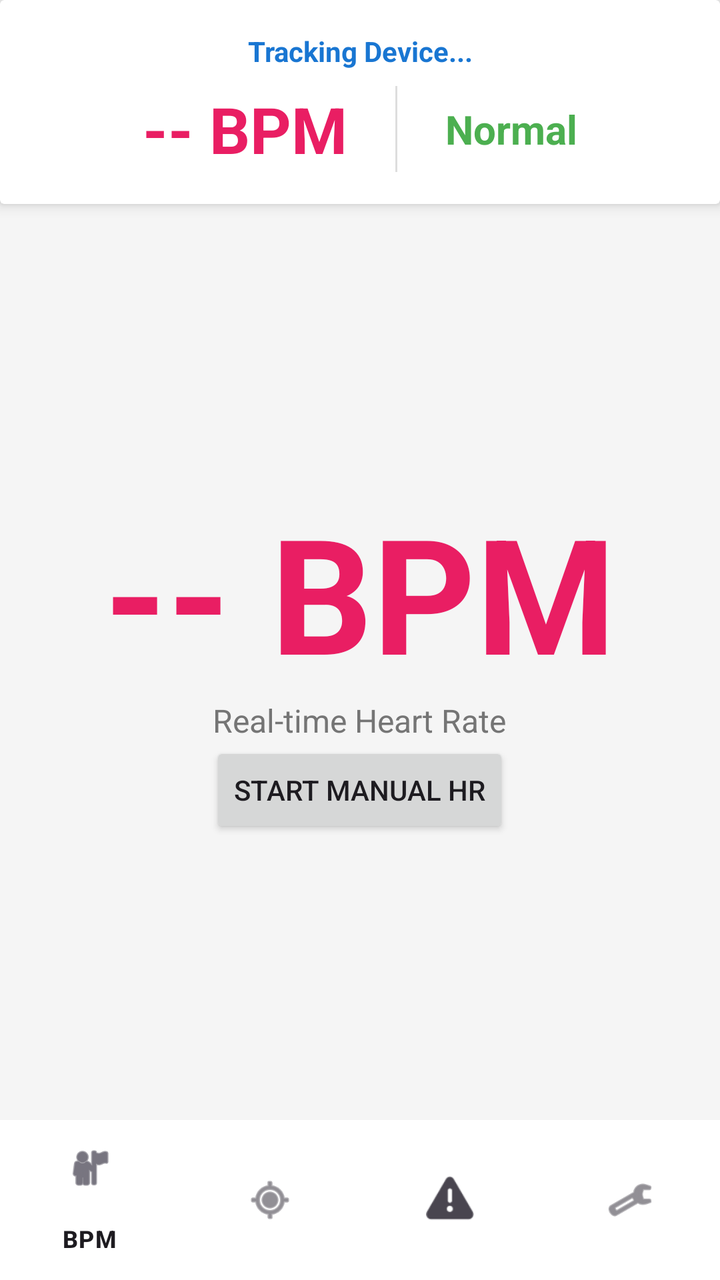
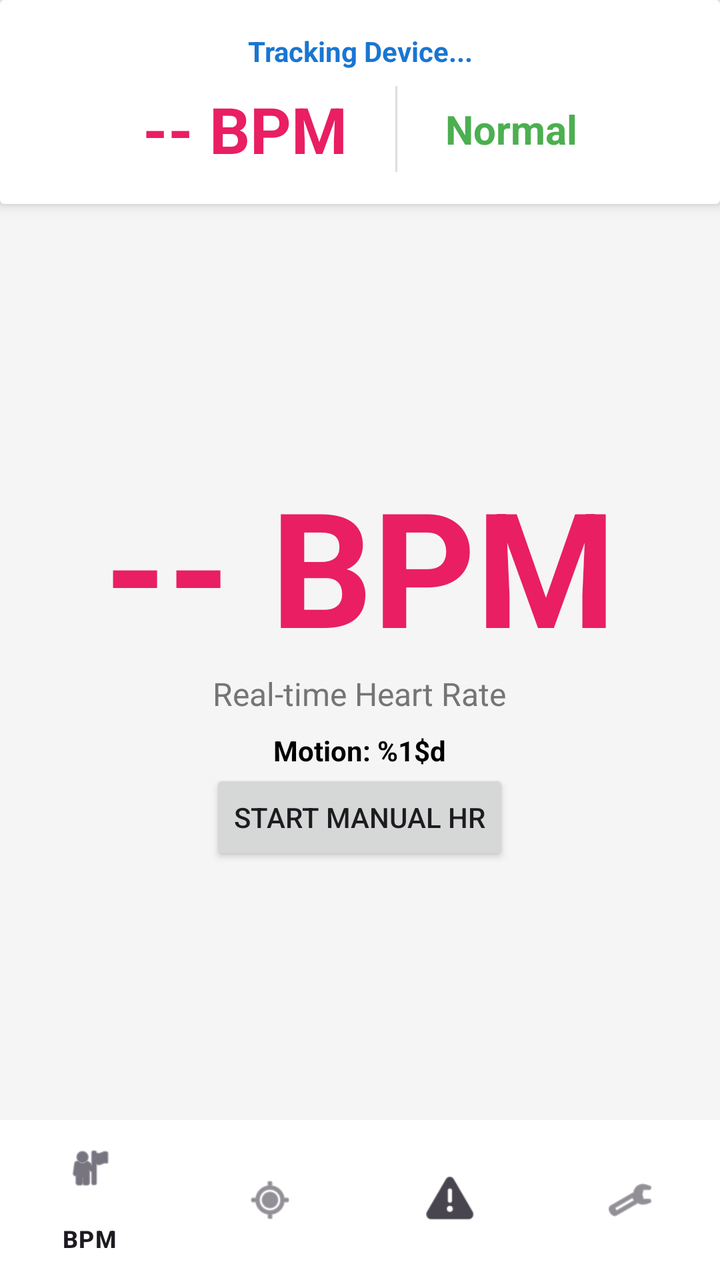

An Android layout rendered at two revisions. The XML below is the earlier revision; the diff shows what the commit changed to produce the second picture.
<!-- AndroidManifest.xml: application theme Theme.SmartCare -->
<!-- res/layout/activity_dashboard.xml -->
<?xml version="1.0" encoding="utf-8"?>
<androidx.constraintlayout.widget.ConstraintLayout xmlns:android="http://schemas.android.com/apk/res/android"
    xmlns:app="http://schemas.android.com/apk/res-auto"
    xmlns:tools="http://schemas.android.com/tools"
    android:layout_width="match_parent"
    android:layout_height="match_parent"
    android:background="#F5F5F5">

    
    <androidx.cardview.widget.CardView
        android:id="@+id/topBar"
        android:layout_width="match_parent"
        android:layout_height="wrap_content"
        app:cardElevation="4dp"
        app:layout_constraintTop_toTopOf="parent">
        
        <LinearLayout
            android:layout_width="match_parent"
            android:layout_height="wrap_content"
            android:orientation="vertical"
            android:padding="16dp">
            
            <TextView
                android:id="@+id/txtStatusHeader"
                android:layout_width="match_parent"
                android:layout_height="wrap_content"
                android:text="@string/tracking_device"
                android:textStyle="bold"
                android:textColor="#1976D2"
                android:gravity="center"
                android:layout_marginBottom="8dp"/>

            <LinearLayout
                android:layout_width="match_parent"
                android:layout_height="wrap_content"
                android:orientation="horizontal"
                android:gravity="center">
                
                <TextView
                    android:id="@+id/hrText"
                    android:layout_width="wrap_content"
                    android:layout_height="wrap_content"
                    android:text="@string/no_bpm"
                    android:textSize="32sp"
                    android:textStyle="bold"
                    android:textColor="#E91E63"
                    android:gravity="center" />

                <View
                    android:layout_width="1dp"
                    android:layout_height="match_parent"
                    android:background="#DDDDDD"
                    android:layout_marginHorizontal="24dp" />

                <TextView
                    android:id="@+id/fallStatusSmall"
                    android:layout_width="wrap_content"
                    android:layout_height="wrap_content"
                    android:text="@string/status_normal_short"
                    android:textSize="20sp"
                    android:textStyle="bold"
                    android:textColor="#4CAF50" />
            </LinearLayout>
        </LinearLayout>
    </androidx.cardview.widget.CardView>

    <FrameLayout
        android:id="@+id/contentFrame"
        android:layout_width="match_parent"
        android:layout_height="0dp"
        app:layout_constraintBottom_toTopOf="@+id/bottomNavigation"
        app:layout_constraintTop_toBottomOf="@id/topBar">

        
        <LinearLayout
            android:id="@+id/tabBpm"
            android:layout_width="match_parent"
            android:layout_height="match_parent"
            android:gravity="center"
            android:orientation="vertical"
            android:visibility="visible">
            <TextView
                android:id="@+id/hrTextLarge"
                android:layout_width="wrap_content"
                android:layout_height="wrap_content"
                android:text="@string/no_bpm"
                android:textSize="80sp"
                android:textStyle="bold"
                android:textColor="#E91E63" />
            <TextView
                android:layout_width="wrap_content"
                android:layout_height="wrap_content"
                android:text="@string/real_time_hr"
                android:textSize="16sp"
                android:textColor="#757575"/>
            <Button
                android:id="@+id/btnTestHr"
                android:layout_width="wrap_content"
                android:layout_height="wrap_content"
                android:text="Start Manual HR" />
        </LinearLayout>

        
        <androidx.fragment.app.FragmentContainerView
            android:id="@+id/mapFragmentContainer"
            android:name="com.google.android.gms.maps.SupportMapFragment"
            android:layout_width="match_parent"
            android:layout_height="match_parent"
            android:visibility="gone" />

        
        <LinearLayout
            android:id="@+id/tabFall"
            android:layout_width="match_parent"
            android:layout_height="match_parent"
            android:gravity="center"
            android:orientation="vertical"
            android:background="@drawable/rounded_alert_bg"
            android:visibility="gone">
            <ImageView
                android:id="@+id/imgFall"
                android:layout_width="80dp"
                android:layout_height="80dp"
                android:src="@android:drawable/ic_dialog_alert"
                app:tint="#FFFFFF"
                android:contentDescription="@string/desc_fall_icon" />
            <TextView
                android:id="@+id/fallStatus"
                android:layout_width="wrap_content"
                android:layout_height="wrap_content"
                android:layout_marginTop="16dp"
                android:text="@string/fall_detected"
                android:textColor="#FFFFFF"
                android:textSize="24sp"
                android:textStyle="bold" />
        </LinearLayout>

        
        <LinearLayout
            android:id="@+id/tabControls"
            android:layout_width="match_parent"
            android:layout_height="match_parent"
            android:orientation="vertical"
            android:padding="24dp"
            android:background="#FFFFFF"
            android:visibility="gone"
            tools:ignore="UselessParent">
            <TextView
                android:layout_width="wrap_content"
                android:layout_height="wrap_content"
                android:text="@string/watch_messaging"
                android:textStyle="bold"
                android:layout_marginBottom="16dp"/>
            <EditText
                android:id="@+id/editNotification"
                android:layout_width="match_parent"
                android:layout_height="wrap_content"
                android:hint="@string/hint_type_message"
                android:autofillHints="none"
                android:inputType="textShortMessage"/>
            <Button
                android:id="@+id/btnSendNotification"
                android:layout_width="match_parent"
                android:layout_height="wrap_content"
                android:text="@string/btn_send_to_watch"/>
            <View
                android:layout_width="match_parent"
                android:layout_height="1dp"
                android:background="#DDDDDD"
                android:layout_marginVertical="24dp"/>
            <TextView
                android:layout_width="wrap_content"
                android:layout_height="wrap_content"
                android:text="@string/label_set_alarm"
                android:textStyle="bold"/>
            <TimePicker
                android:id="@+id/alarmTimePicker"
                android:layout_width="wrap_content"
                android:layout_height="wrap_content"
                android:timePickerMode="spinner"
                android:layout_gravity="center_horizontal"/>
            <Button
                android:id="@+id/btnSetAlarm"
                android:layout_width="match_parent"
                android:layout_height="wrap_content"
                android:text="@string/btn_set_alarm"/>
        </LinearLayout>
    </FrameLayout>

    <com.google.android.material.bottomnavigation.BottomNavigationView
        android:id="@+id/bottomNavigation"
        android:layout_width="match_parent"
        android:layout_height="wrap_content"
        android:background="#FFFFFF"
        app:layout_constraintBottom_toBottomOf="parent"
        app:menu="@menu/dashboard_menu" />

</androidx.constraintlayout.widget.ConstraintLayout>
<!-- resources referenced by this layout -->
<resources>
  <!-- drawable rounded_alert_bg (drawable) -->
  <?xml version="1.0" encoding="utf-8"?>
  <shape xmlns:android="http://schemas.android.com/apk/res/android">
      <solid android:color="#F44336" />
      <corners android:radius="12dp" />
  </shape>
  <string name="btn_send_to_watch">Send To Watch</string>
  <string name="btn_set_alarm">Set Alarm</string>
  <string name="desc_fall_icon">Fall Alert Icon</string>
  <string name="fall_detected">⚠️ FALL DETECTED!</string>
  <string name="hint_type_message">Type message...</string>
  <string name="label_set_alarm">Set Alarm</string>
  <string name="no_bpm">-- BPM</string>
  <string name="real_time_hr">Real-time Heart Rate</string>
  <string name="status_normal_short">Normal</string>
  <string name="tracking_device">Tracking Device...</string>
  <string name="watch_messaging">Watch Messaging</string>
  <style name="Theme.SmartCare" parent="Base.Theme.SmartCare" />
  <style name="Base.Theme.SmartCare" parent="Theme.Material3.DayNight.NoActionBar">
          
          
      </style>
</resources>

<!-- the commit's change to res/layout/activity_dashboard.xml (unified diff, before → after) -->
@@ -72,6 +72,8 @@
         app:layout_constraintTop_toBottomOf="@id/topBar">
 
         
+
+        
         <LinearLayout
             android:id="@+id/tabBpm"
             android:layout_width="match_parent"
@@ -79,20 +81,33 @@
             android:gravity="center"
             android:orientation="vertical"
             android:visibility="visible">
+
             <TextView
                 android:id="@+id/hrTextLarge"
                 android:layout_width="wrap_content"
                 android:layout_height="wrap_content"
                 android:text="@string/no_bpm"
+                android:textColor="#E91E63"
                 android:textSize="80sp"
-                android:textStyle="bold"
-                android:textColor="#E91E63" />
+                android:textStyle="bold" />
+
             <TextView
                 android:layout_width="wrap_content"
                 android:layout_height="wrap_content"
                 android:text="@string/real_time_hr"
-                android:textSize="16sp"
-                android:textColor="#757575"/>
+                android:textColor="#757575"
+                android:textSize="16sp" />
+
+            <TextView
+                android:id="@+id/movementIntensity"
+                android:layout_width="wrap_content"
+                android:layout_height="wrap_content"
+                android:layout_marginTop="8dp"
+                android:text="@string/motion_format"
+                android:textColor="#000000"
+                android:textSize="14sp"
+                android:textStyle="bold" />
+
             <Button
                 android:id="@+id/btnTestHr"
                 android:layout_width="wrap_content"
@@ -100,7 +115,6 @@
                 android:text="Start Manual HR" />
         </LinearLayout>
 
-        
         <androidx.fragment.app.FragmentContainerView
             android:id="@+id/mapFragmentContainer"
             android:name="com.google.android.gms.maps.SupportMapFragment"
@@ -143,12 +157,14 @@
             android:orientation="vertical"
             android:padding="24dp"
             android:background="#FFFFFF"
+            android:theme="@style/Theme.AppCompat.Light"
             android:visibility="gone"
             tools:ignore="UselessParent">
             <TextView
                 android:layout_width="wrap_content"
                 android:layout_height="wrap_content"
                 android:text="@string/watch_messaging"
+                android:textColor="#000000"
                 android:textStyle="bold"
                 android:layout_marginBottom="16dp"/>
             <EditText
@@ -156,6 +172,8 @@
                 android:layout_width="match_parent"
                 android:layout_height="wrap_content"
                 android:hint="@string/hint_type_message"
+                android:textColor="#000000"
+                android:textColorHint="#757575"
                 android:autofillHints="none"
                 android:inputType="textShortMessage"/>
             <Button
@@ -172,12 +190,14 @@
                 android:layout_width="wrap_content"
                 android:layout_height="wrap_content"
                 android:text="@string/label_set_alarm"
+                android:textColor="#000000"
                 android:textStyle="bold"/>
             <TimePicker
                 android:id="@+id/alarmTimePicker"
                 android:layout_width="wrap_content"
                 android:layout_height="wrap_content"
                 android:timePickerMode="spinner"
+                android:headerBackground="#000000"
                 android:layout_gravity="center_horizontal"/>
             <Button
                 android:id="@+id/btnSetAlarm"
<!-- resource entries referenced after the edit -->
@@ -12,6 +12,7 @@
   <string name="fall_detected">⚠️ FALL DETECTED!</string>
   <string name="hint_type_message">Type message...</string>
   <string name="label_set_alarm">Set Alarm</string>
+  <string name="motion_format">Motion: %1$d</string>
   <string name="no_bpm">-- BPM</string>
   <string name="real_time_hr">Real-time Heart Rate</string>
   <string name="status_normal_short">Normal</string>
